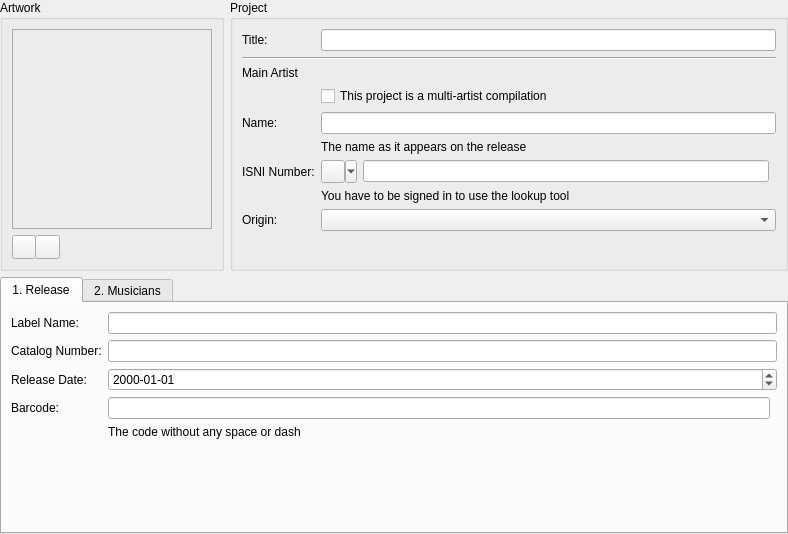
Above: resources/ui/album_page.ui from Iconoclasteinc/tgit before the change. Below: the same form after it.
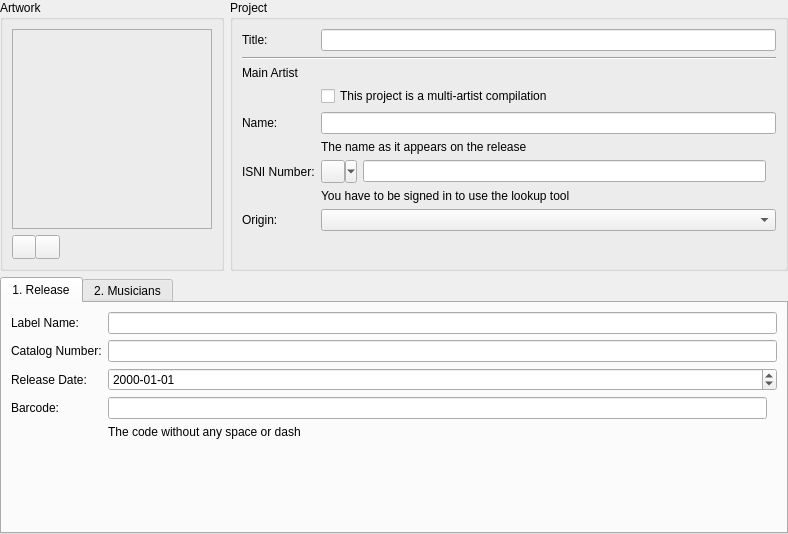
That is the form after the change. Icons and pictures are not drawn. Custom widgets are drawn as their Qt base class.

```diff
--- a/resources/ui/album_page.ui
+++ b/resources/ui/album_page.ui
@@ -275,7 +275,7 @@
           <item>
            <layout class="QHBoxLayout" name="_main_artist_isni_edit_pane">
             <property name="spacing">
-             <number>0</number>
+             <number>3</number>
             </property>
             <item>
              <widget class="QLineEdit" name="_main_artist_isni">
@@ -467,7 +467,7 @@
        <item row="3" column="1">
         <layout class="QHBoxLayout" name="_barcode_edit_pane">
          <property name="spacing">
-          <number>0</number>
+          <number>3</number>
          </property>
          <item>
           <widget class="QLineEdit" name="_barcode">
```
